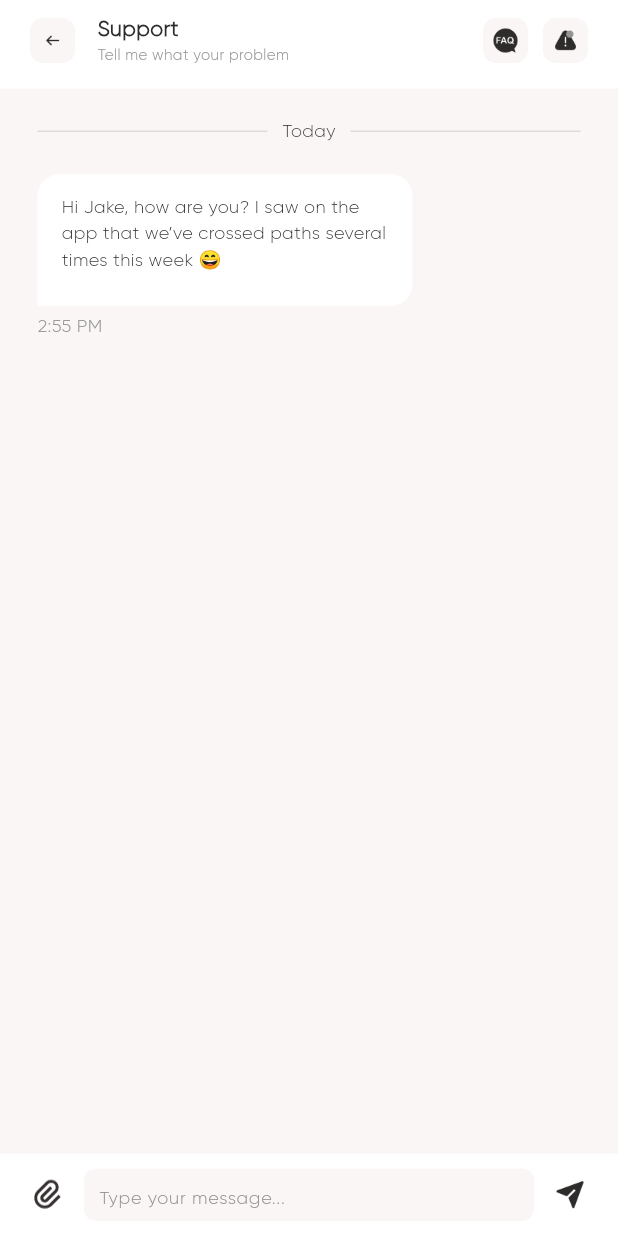
After one commit to erixiey/mrow.id, a Flutter app: the SupportScreen screen opened directly, on a phone screen of 412 x 824 dp. The commit adds this screen. Run offline on Flutter 3.47's test engine with Material 3 defaults, Android fonts, the phone set to English and light mode, and no system bars; our stand-ins replace flutter_slidable, get, image_picker, showcaseview.

Commit message:
adding support screen

```diff
--- a/lib/colors/color.dart
+++ b/lib/colors/color.dart
@@ -8,4 +8,5 @@
   static const Color yellow70 = Color(0xFFEAFE70);
   static const Color red = Color(0xFFE53935);
   static const Color grayf6 = Color(0xFFFAF6F6);
+  static const Color black31 = Color(0xFF373231);
 }
--- /dev/null
+++ b/lib/screens/support_screen.dart
@@ -0,0 +1,454 @@
+import 'package:flutter/material.dart';
+import 'package:get/get.dart';
+import 'package:mrowid/colors/color.dart';
+import 'package:mrowid/controllers/support_controller.dart';
+import 'package:mrowid/widgets/custom_button.dart';
+
+class SupportScreen extends StatelessWidget {
+  const SupportScreen({super.key});
+
+  void _showPingBottomSheet(BuildContext context) {
+    showModalBottomSheet(
+      context: context,
+      backgroundColor: AppColors.whiteff,
+      shape: const RoundedRectangleBorder(
+        borderRadius: BorderRadius.vertical(top: Radius.circular(20)),
+      ),
+      builder: (BuildContext context) {
+        return SingleChildScrollView(
+          child: Column(
+            mainAxisSize: MainAxisSize.min,
+            children: [
+              const SizedBox(height: 15),
+              Center(
+                child: Image.asset(
+                  'assets/icons/bar.png',
+                  width: 40,
+                  height: 4,
+                ),
+              ),
+              const SizedBox(height: 15),
+              Text(
+                'Ping!',
+                style: TextStyle(
+                  fontFamily: 'Gilroy',
+                  fontSize: 18,
+                  fontWeight: FontWeight.bold,
+                  color: AppColors.black2b,
+                ),
+              ),
+              const SizedBox(height: 15),
+              Divider(
+                color: AppColors.grayd9,
+                thickness: 1,
+                height: 0,
+              ),
+              const SizedBox(height: 35.76),
+              Image.asset(
+                'assets/icons/ping.png',
+                width: 100,
+                height: 100,
+              ),
+              const SizedBox(height: 25.76),
+              Text(
+                'Admin Has Pinged',
+                style: TextStyle(
+                  fontFamily: 'Gilroy',
+                  fontSize: 16,
+                  fontWeight: FontWeight.w600,
+                  color: AppColors.black2b,
+                ),
+              ),
+              Text(
+                'Please wait. Your message has been sent',
+                style: TextStyle(
+                  fontFamily: 'Gilroy',
+                  fontSize: 12,
+                  fontWeight: FontWeight.w500,
+                  color: AppColors.gray94,
+                ),
+              ),
+              Text(
+                'for immediate processing by Admin.',
+                style: TextStyle(
+                  fontFamily: 'Gilroy',
+                  fontSize: 12,
+                  fontWeight: FontWeight.w500,
+                  color: AppColors.gray94,
+                ),
+              ),
+              const SizedBox(height: 20),
+              Divider(
+                color: AppColors.grayd9,
+                thickness: 1,
+                height: 0,
+              ),
+              const SizedBox(height: 20),
+              Padding(
+                padding: const EdgeInsets.symmetric(horizontal: 20),
+                child: CustomButton(
+                  text: 'Close',
+                  onPressed: () => Get.back(),
+                  backgroundColor: AppColors.black2b,
+                  textStyle: TextStyle(
+                    fontFamily: 'Gilroy',
+                    fontSize: 18,
+                    fontWeight: FontWeight.w600,
+                    color: AppColors.whiteff,
+                  ),
+                ),
+              ),
+              const SizedBox(height: 20),
+            ],
+          ),
+        );
+      },
+    );
+  }
+
+  @override
+  Widget build(BuildContext context) {
+    final SupportController controller = Get.put(SupportController());
+
+    return Scaffold(
+      backgroundColor: AppColors.grayf6,
+      body: SafeArea(
+        child: Column(
+          children: [
+            Container(
+              color: AppColors.whiteff,
+              padding: const EdgeInsets.fromLTRB(20, 10, 20, 15),
+              child: Row(
+                mainAxisAlignment: MainAxisAlignment.spaceBetween,
+                children: [
+                  Row(
+                    children: [
+                      GestureDetector(
+                        onTap: () => Get.back(),
+                        child: Image.asset(
+                          'assets/icons/back.png',
+                          width: 30,
+                          height: 30,
+                        ),
+                      ),
+                      const SizedBox(width: 15),
+                      Column(
+                        crossAxisAlignment: CrossAxisAlignment.start,
+                        children: [
+                          Text(
+                            'Support',
+                            style: TextStyle(
+                              fontFamily: 'Gilroy',
+                              fontSize: 14,
+                              fontWeight: FontWeight.bold,
+                              color: AppColors.black2b,
+                            ),
+                          ),
+                          Text(
+                            'Tell me what your problem',
+                            style: TextStyle(
+                              fontFamily: 'Gilroy',
+                              fontSize: 10,
+                              fontWeight: FontWeight.w500,
+                              color: AppColors.gray94,
+                            ),
+                          ),
+                        ],
+                      ),
+                    ],
+                  ),
+                  Row(
+                    children: [
+                      Image.asset(
+                        'assets/icons/faq.png',
+                        width: 30,
+                        height: 30,
+                      ),
+                      const SizedBox(width: 10),
+                      GestureDetector(
+                        onTap: () => _showPingBottomSheet(context),
+                        child: Image.asset(
+                          'assets/icons/warn.png',
+                          width: 30,
+                          height: 30,
+                        ),
+                      ),
+                    ],
+                  ),
+                ],
+              ),
+            ),
+            Expanded(
+              child: Obx(
+                () => SingleChildScrollView(
+                  child: Column(
+                    children: [
+                      const SizedBox(height: 20),
+                      Row(
+                        mainAxisAlignment: MainAxisAlignment.center,
+                        children: [
+                          Expanded(
+                            child: Padding(
+                              padding: const EdgeInsets.only(left: 25),
+                              child: Divider(
+                                color: AppColors.grayd9,
+                                thickness: 1,
+                              ),
+                            ),
+                          ),
+                          Padding(
+                            padding: const EdgeInsets.symmetric(horizontal: 10),
+                            child: Text(
+                              'Today',
+                              style: TextStyle(
+                                fontFamily: 'Gilroy',
+                                fontSize: 12,
+                                fontWeight: FontWeight.w400,
+                                color: AppColors.black31,
+                              ),
+                            ),
+                          ),
+                          Expanded(
+                            child: Padding(
+                              padding: const EdgeInsets.only(right: 25),
+                              child: Divider(
+                                color: AppColors.grayd9,
+                                thickness: 1,
+                              ),
+                            ),
+                          ),
+                        ],
+                      ),
+                      const SizedBox(height: 20),
+                      Align(
+                        alignment: Alignment.centerLeft,
+                        child: Padding(
+                          padding: const EdgeInsets.only(left: 25),
+                          child: Column(
+                            crossAxisAlignment: CrossAxisAlignment.start,
+                            children: [
+                              Container(
+                                constraints: const BoxConstraints(maxWidth: 250),
+                                padding: const EdgeInsets.fromLTRB(16, 14, 16, 22),
+                                decoration: BoxDecoration(
+                                  color: AppColors.whiteff,
+                                  borderRadius: BorderRadius.only(
+                                    topLeft: Radius.circular(15),
+                                    topRight: Radius.circular(15),
+                                    bottomLeft: Radius.circular(0),
+                                    bottomRight: Radius.circular(15),
+                                  ),
+                                ),
+                                child: Text(
+                                  'Hi Jake, how are you? I saw on the app that we’ve crossed paths several times this week 😄',
+                                  style: TextStyle(
+                                    fontFamily: 'Gilroy',
+                                    fontSize: 12,
+                                    fontWeight: FontWeight.w400,
+                                    color: AppColors.black2b,
+                                  ),
+                                ),
+                              ),
+                              const SizedBox(height: 5),
+                              Text(
+                                '2:55 PM',
+                                style: TextStyle(
+                                  fontFamily: 'Gilroy',
+                                  fontSize: 12,
+                                  fontWeight: FontWeight.w400,
+                                  color: AppColors.gray94,
+                                ),
+                              ),
+                            ],
+                          ),
+                        ),
+                      ),
+                      ...controller.messages.map(
+                        (msg) => Padding(
+                          padding: const EdgeInsets.symmetric(vertical: 10),
+                          child: Align(
+                            alignment: msg['isUser'] ? Alignment.centerRight : Alignment.centerLeft,
+                            child: Padding(
+                              padding: EdgeInsets.only(
+                                left: msg['isUser'] ? 25 : 25,
+                                right: msg['isUser'] ? 25 : 25,
+                              ),
+                              child: Column(
+                                crossAxisAlignment: msg['isUser'] ? CrossAxisAlignment.end : CrossAxisAlignment.start,
+                                children: [
+                                  GestureDetector(
+                                    onTap: msg['image'] != null ? () => controller.showImagePreview(msg['image']) : null,
+                                    child: Container(
+                                      constraints: const BoxConstraints(maxWidth: 250),
+                                      padding: msg['isUser']
+                                          ? const EdgeInsets.fromLTRB(16, 16, 16, 25)
+                                          : const EdgeInsets.fromLTRB(16, 14, 16, 22),
+                                      decoration: BoxDecoration(
+                                        color: AppColors.whiteff,
+                                        borderRadius: msg['isUser']
+                                            ? const BorderRadius.only(
+                                                topLeft: Radius.circular(15),
+                                                topRight: Radius.circular(15),
+                                                bottomLeft: Radius.circular(15),
+                                                bottomRight: Radius.circular(0),
+                                              )
+                                            : const BorderRadius.only(
+                                                topLeft: Radius.circular(15),
+                                                topRight: Radius.circular(15),
+                                                bottomLeft: Radius.circular(0),
+                                                bottomRight: Radius.circular(15),
+                                              ),
+                                      ),
+                                      child: Column(
+                                        crossAxisAlignment: CrossAxisAlignment.start,
+                                        children: [
+                                          if (msg['image'] != null) Image.file(msg['image']),
+                                          if (msg['text'].isNotEmpty) const SizedBox(height: 10),
+                                          if (msg['text'].isNotEmpty)
+                                            Text(
+                                              msg['text'],
+                                              style: TextStyle(
+                                                fontFamily: 'Gilroy',
+                                                fontSize: 12,
+                                                fontWeight: FontWeight.w400,
+                                                color: AppColors.black2b,
+                                              ),
+                                            ),
+                                        ],
+                                      ),
+                                    ),
+                                  ),
+                                  const SizedBox(height: 5),
+                                  Row(
+                                    mainAxisAlignment: msg['isUser'] ? MainAxisAlignment.end : MainAxisAlignment.start,
+                                    children: [
+                                      Text(
+                                        msg['time'],
+                                        style: TextStyle(
+                                          fontFamily: 'Gilroy',
+                                          fontSize: 12,
+                                          fontWeight: FontWeight.w400,
+                                          color: AppColors.gray94,
+                                        ),
+                                      ),
+                                      if (msg['isUser']) const SizedBox(width: 5),
+                                      if (msg['isUser'])
+                                        Image.asset(
+                                          'assets/icons/read.png',
+                                          width: 16,
+                                          height: 16,
+                                        ),
+                                    ],
+                                  ),
+                                ],
+                              ),
+                            ),
+                          ),
+                        ),
+                      ),
+                    ],
+                  ),
+                ),
+              ),
+            ),
+            Container(
+              width: double.infinity,
+              decoration: BoxDecoration(
+                color: AppColors.whiteff,
+                border: Border(top: BorderSide(color: AppColors.grayf6, width: 1)),
+              ),
+              padding: const EdgeInsets.symmetric(horizontal: 20, vertical: 10),
+              child: Column(
+                children: [
+                  Obx(
+                    () => controller.selectedImage.value != null
+                        ? Stack(
+                            children: [
+                              Container(
+                                height: 100,
+                                width: 100,
+                                margin: const EdgeInsets.only(bottom: 5),
+                                child: Image.file(controller.selectedImage.value!),
+                              ),
+                              Positioned(
+                                top: 0,
+                                right: 0,
+                                child: GestureDetector(
+                                  onTap: controller.removeImage,
+                                  child: Container(
+                                    padding: const EdgeInsets.all(2),
+                                    decoration: const BoxDecoration(
+                                      color: Colors.black54,
+                                      shape: BoxShape.circle,
+                                    ),
+                                    child: const Icon(Icons.close, color: Colors.white, size: 16),
+                                  ),
+                                ),
+                              ),
+                            ],
+                          )
+                        : const SizedBox.shrink(),
+                  ),
+                  Row(
+                    crossAxisAlignment: CrossAxisAlignment.center,
+                    children: [
+                      GestureDetector(
+                        onTap: controller.pickImage,
+                        child: Image.asset(
+                          'assets/icons/attach.png',
+                          width: 24,
+                          height: 24,
+                        ),
+                      ),
+                      const SizedBox(width: 12),
+                      Expanded(
+                        child: Container(
+                          height: 35,
+                          decoration: BoxDecoration(
+                            color: AppColors.grayf6,
+                            borderRadius: BorderRadius.circular(8),
+                          ),
+                          child: TextField(
+                            controller: controller.textController,
+                            onChanged: controller.updateMessage,
+                            textAlignVertical: TextAlignVertical.center,
+                            decoration: InputDecoration(
+                              border: InputBorder.none,
+                              contentPadding: const EdgeInsets.only(left: 10, right: 10, top: 2, bottom: 12),
+                              hintText: 'Type your message...',
+                              hintStyle: TextStyle(
+                                fontFamily: 'Gilroy',
+                                fontSize: 12,
+                                fontWeight: FontWeight.w400,
+                                color: AppColors.gray94,
+                              ),
+                            ),
+                            style: TextStyle(
+                              fontFamily: 'Gilroy',
+                              fontSize: 12,
+                              fontWeight: FontWeight.w400,
+                              color: AppColors.black2b,
+                            ),
+                          ),
+                        ),
+                      ),
+                      const SizedBox(width: 12),
+                      GestureDetector(
+                        onTap: controller.sendMessage,
+                        child: Image.asset(
+                          'assets/icons/send.png',
+                          width: 24,
+                          height: 24,
+                        ),
+                      ),
+                    ],
+                  ),
+                ],
+              ),
+            ),
+          ],
+        ),
+      ),
+    );
+  }
+}
--- a/lib/typography/typography.dart
+++ b/lib/typography/typography.dart
@@ -148,6 +148,7 @@
   late FontColor whiteff = FontColor(color: AppColors.whiteff, style: style);
   late FontColor yellow70 = FontColor(color: AppColors.yellow70, style: style);
   late FontColor grayf6 = FontColor(color: AppColors.grayf6, style: style);
+  late FontColor black31 = FontColor(color: AppColors.black31, style: style);
   late FontColor red = FontColor(color: AppColors.red, style: style);
 
   FontColor color(int color) {
--- a/pubspec.yaml
+++ b/pubspec.yaml
@@ -28,6 +28,7 @@
   fluttertoast: ^8.2.8
   showcaseview: ^4.0.1
   liquid_swipe: ^3.1.0
+  image_cropper: ^9.0.0
 
 dev_dependencies:
   build_runner: ^2.1.0
```
Also changed, not shown: lib/controllers/support_controller.dart (added, +69 -0 lines), lib/widgets/profile_info_box.dart (+9 -4 lines), assets/icons/attach.png (added), assets/icons/ping.png (added), assets/icons/read.png (added), assets/icons/send.png (added), pubspec.lock, 1 other file.
